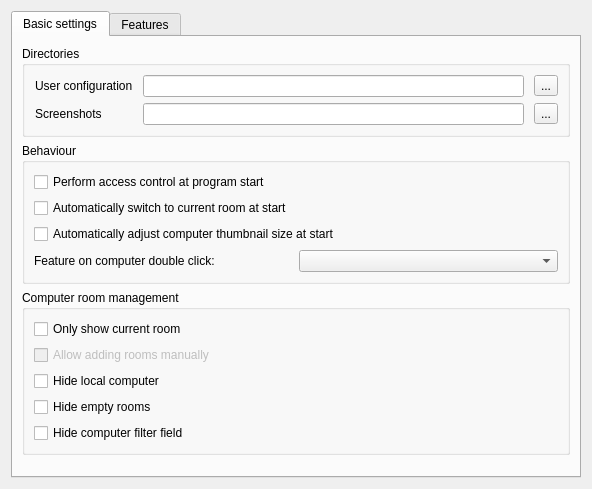
This is configurator/forms/MasterConfigurationPage.ui in veyon/veyon as Qt 5 draws it before an edit. The edited form follows.
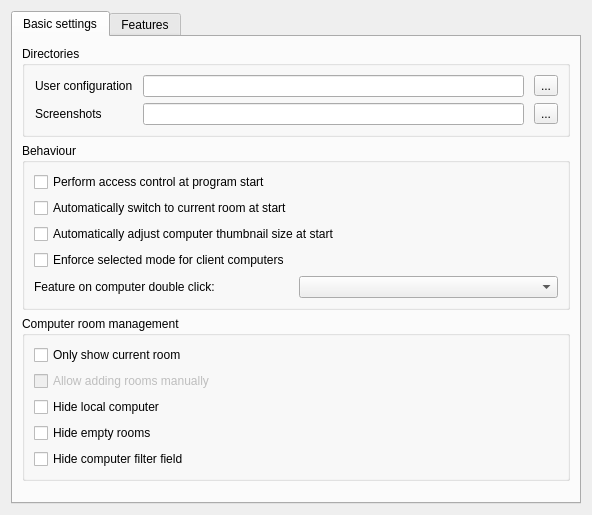
This is the edited form. Icons and pictures are not drawn.

Commit message: Configurator: MasterConfigurationPage: add checkbox for enforcing selected mode

```diff
--- a/configurator/forms/MasterConfigurationPage.ui
+++ b/configurator/forms/MasterConfigurationPage.ui
@@ -86,14 +86,14 @@
             </property>
            </widget>
           </item>
-          <item row="3" column="0">
+          <item row="4" column="0">
            <widget class="QLabel" name="label_3">
             <property name="text">
              <string>Feature on computer double click:</string>
             </property>
            </widget>
           </item>
-          <item row="3" column="1">
+          <item row="4" column="1">
            <widget class="QComboBox" name="computerDoubleClickFeature"/>
           </item>
           <item row="1" column="0" colspan="2">
@@ -110,6 +110,13 @@
             </property>
            </widget>
           </item>
+          <item row="3" column="0" colspan="2">
+           <widget class="QCheckBox" name="enforceSelectedModeForClients">
+            <property name="text">
+             <string>Enforce selected mode for client computers</string>
+            </property>
+           </widget>
+          </item>
          </layout>
         </widget>
        </item>
```
Left out of the diff: 1 changed line with no effect on the pictures.
